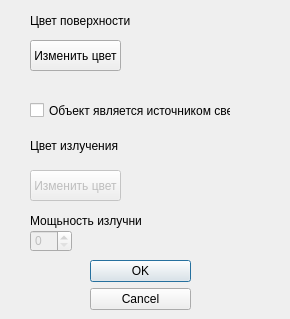
This is colordialog.ui in Raffity/Radiosity-Qt as Qt 5 draws it before an edit. The edited form follows.
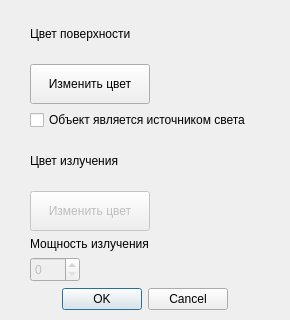
This is the edited form.

```diff
--- a/colordialog.ui
+++ b/colordialog.ui
@@ -7,147 +7,194 @@
     <x>0</x>
     <y>0</y>
     <width>290</width>
-    <height>319</height>
+    <height>320</height>
    </rect>
   </property>
+  <property name="sizePolicy">
+   <sizepolicy hsizetype="Fixed" vsizetype="Fixed">
+    <horstretch>0</horstretch>
+    <verstretch>0</verstretch>
+   </sizepolicy>
+  </property>
+  <property name="minimumSize">
+   <size>
+    <width>290</width>
+    <height>320</height>
+   </size>
+  </property>
+  <property name="maximumSize">
+   <size>
+    <width>290</width>
+    <height>320</height>
+   </size>
+  </property>
   <property name="windowTitle">
    <string>Изменить цвет</string>
   </property>
-  <widget class="QDialogButtonBox" name="buttonBox">
+  <widget class="QWidget" name="layoutWidget">
    <property name="geometry">
     <rect>
-     <x>90</x>
-     <y>260</y>
-     <width>101</width>
-     <height>61</height>
-    </rect>
-   </property>
-   <property name="orientation">
-    <enum>Qt::Vertical</enum>
-   </property>
-   <property name="standardButtons">
-    <set>QDialogButtonBox::Cancel|QDialogButtonBox::Ok</set>
-   </property>
-  </widget>
-  <widget class="QPushButton" name="pushButton">
-   <property name="geometry">
-    <rect>
      <x>30</x>
-     <y>40</y>
-     <width>91</width>
-     <height>31</height>
+     <y>9</y>
+     <width>242</width>
+     <height>301</height>
     </rect>
    </property>
-   <property name="text">
-    <string>Изменить цвет</string>
-   </property>
-  </widget>
-  <widget class="QCheckBox" name="checkBox">
-   <property name="geometry">
-    <rect>
-     <x>30</x>
-     <y>90</y>
-     <width>201</width>
-     <height>41</height>
-    </rect>
-   </property>
-   <property name="text">
-    <string>Объект является источником света</string>
-   </property>
-  </widget>
-  <widget class="QWidget" name="widget" native="true">
-   <property name="geometry">
-    <rect>
-     <x>180</x>
-     <y>30</y>
-     <width>81</width>
-     <height>41</height>
-    </rect>
-   </property>
-  </widget>
-  <widget class="QPushButton" name="pushButton_2">
-   <property name="enabled">
-    <bool>false</bool>
-   </property>
-   <property name="geometry">
-    <rect>
-     <x>30</x>
-     <y>170</y>
-     <width>91</width>
-     <height>31</height>
-    </rect>
-   </property>
-   <property name="text">
-    <string>Изменить цвет</string>
-   </property>
-  </widget>
-  <widget class="QWidget" name="widget_2" native="true">
-   <property name="enabled">
-    <bool>true</bool>
-   </property>
-   <property name="geometry">
-    <rect>
-     <x>180</x>
-     <y>130</y>
-     <width>81</width>
-     <height>41</height>
-    </rect>
-   </property>
-  </widget>
-  <widget class="QLabel" name="label">
-   <property name="geometry">
-    <rect>
-     <x>30</x>
-     <y>10</y>
-     <width>111</width>
-     <height>21</height>
-    </rect>
-   </property>
-   <property name="text">
-    <string>Цвет поверхности</string>
-   </property>
-  </widget>
-  <widget class="QLabel" name="label_2">
-   <property name="geometry">
-    <rect>
-     <x>30</x>
-     <y>130</y>
-     <width>101</width>
-     <height>31</height>
-    </rect>
-   </property>
-   <property name="text">
-    <string>Цвет излучения</string>
-   </property>
-  </widget>
-  <widget class="QSpinBox" name="spinBox">
-   <property name="enabled">
-    <bool>false</bool>
-   </property>
-   <property name="geometry">
-    <rect>
-     <x>30</x>
-     <y>230</y>
-     <width>42</width>
-     <height>22</height>
-    </rect>
-   </property>
-   <property name="maximum">
-    <number>10</number>
-   </property>
-  </widget>
-  <widget class="QLabel" name="label_3">
-   <property name="geometry">
-    <rect>
-     <x>30</x>
-     <y>210</y>
-     <width>111</width>
-     <height>21</height>
-    </rect>
-   </property>
-   <property name="text">
-    <string>Мощьность излучния</string>
-   </property>
+   <layout class="QVBoxLayout" name="verticalLayout">
+    <property name="leftMargin">
+     <number>0</number>
+    </property>
+    <item>
+     <layout class="QHBoxLayout" name="horizontalLayout">
+      <item>
+       <widget class="QLabel" name="label">
+        <property name="text">
+         <string>Цвет поверхности</string>
+        </property>
+       </widget>
+      </item>
+      <item>
+       <widget class="QWidget" name="widget" native="true">
+        <property name="minimumSize">
+         <size>
+          <width>0</width>
+          <height>50</height>
+         </size>
+        </property>
+       </widget>
+      </item>
+     </layout>
+    </item>
+    <item>
+     <widget class="QPushButton" name="pushButton">
+      <property name="sizePolicy">
+       <sizepolicy hsizetype="Maximum" vsizetype="Fixed">
+        <horstretch>0</horstretch>
+        <verstretch>0</verstretch>
+       </sizepolicy>
+      </property>
+      <property name="minimumSize">
+       <size>
+        <width>120</width>
+        <height>40</height>
+       </size>
+      </property>
+      <property name="text">
+       <string>Изменить цвет</string>
+      </property>
+     </widget>
+    </item>
+    <item>
+     <widget class="QCheckBox" name="checkBox">
+      <property name="text">
+       <string>Объект является источником света</string>
+      </property>
+     </widget>
+    </item>
+    <item>
+     <layout class="QHBoxLayout" name="horizontalLayout_2">
+      <item>
+       <widget class="QLabel" name="label_2">
+        <property name="text">
+         <string>Цвет излучения</string>
+        </property>
+       </widget>
+      </item>
+      <item>
+       <widget class="QWidget" name="widget_2" native="true">
+        <property name="enabled">
+         <bool>true</bool>
+        </property>
+        <property name="minimumSize">
+         <size>
+          <width>0</width>
+          <height>50</height>
+         </size>
+        </property>
+       </widget>
+      </item>
+     </layout>
+    </item>
+    <item>
+     <widget class="QPushButton" name="pushButton_2">
+      <property name="enabled">
+       <bool>false</bool>
+      </property>
+      <property name="sizePolicy">
+       <sizepolicy hsizetype="Maximum" vsizetype="Fixed">
+        <horstretch>0</horstretch>
+        <verstretch>0</verstretch>
+       </sizepolicy>
+      </property>
+      <property name="minimumSize">
+       <size>
+        <width>120</width>
+        <height>40</height>
+       </size>
+      </property>
+      <property name="text">
+       <string>Изменить цвет</string>
+      </property>
+     </widget>
+    </item>
+    <item>
+     <widget class="QLabel" name="label_3">
+      <property name="sizePolicy">
+       <sizepolicy hsizetype="Maximum" vsizetype="Preferred">
+        <horstretch>0</horstretch>
+        <verstretch>0</verstretch>
+       </sizepolicy>
+      </property>
+      <property name="text">
+       <string>Мощность излучения</string>
+      </property>
+     </widget>
+    </item>
+    <item>
+     <widget class="QSpinBox" name="spinBox">
+      <property name="enabled">
+       <bool>false</bool>
+      </property>
+      <property name="sizePolicy">
+       <sizepolicy hsizetype="Maximum" vsizetype="Fixed">
+        <horstretch>0</horstretch>
+        <verstretch>0</verstretch>
+       </sizepolicy>
+      </property>
+      <property name="minimumSize">
+       <size>
+        <width>50</width>
+        <height>25</height>
+       </size>
+      </property>
+      <property name="maximum">
+       <number>10</number>
+      </property>
+     </widget>
+    </item>
+    <item>
+     <widget class="QDialogButtonBox" name="buttonBox">
+      <property name="minimumSize">
+       <size>
+        <width>59</width>
+        <height>0</height>
+       </size>
+      </property>
+      <property name="maximumSize">
+       <size>
+        <width>198</width>
+        <height>16777215</height>
+       </size>
+      </property>
+      <property name="orientation">
+       <enum>Qt::Horizontal</enum>
+      </property>
+      <property name="standardButtons">
+       <set>QDialogButtonBox::Cancel|QDialogButtonBox::Ok</set>
+      </property>
+     </widget>
+    </item>
+   </layout>
   </widget>
  </widget>
  <resources/>
```
